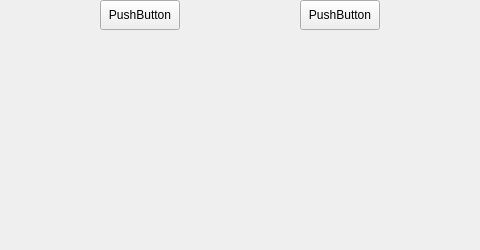
Old version of the form usecard.ui in the repository a12387/QtTheSpire; both pictures show x 250 to 730 and y 0 to 250 of the 1080 by 250 pixel window.
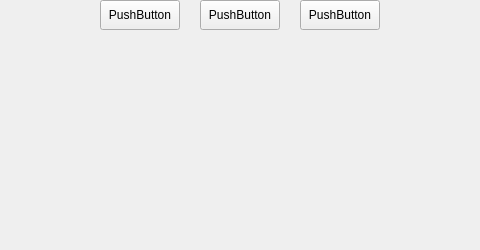
New version of the form.

```diff
--- a/usecard.ui
+++ b/usecard.ui
@@ -130,6 +130,19 @@
     <string>PushButton</string>
    </property>
   </widget>
+  <widget class="QPushButton" name="multiConfirmButton">
+   <property name="geometry">
+    <rect>
+     <x>450</x>
+     <y>0</y>
+     <width>80</width>
+     <height>30</height>
+    </rect>
+   </property>
+   <property name="text">
+    <string>PushButton</string>
+   </property>
+  </widget>
  </widget>
  <resources/>
  <connections/>
```
